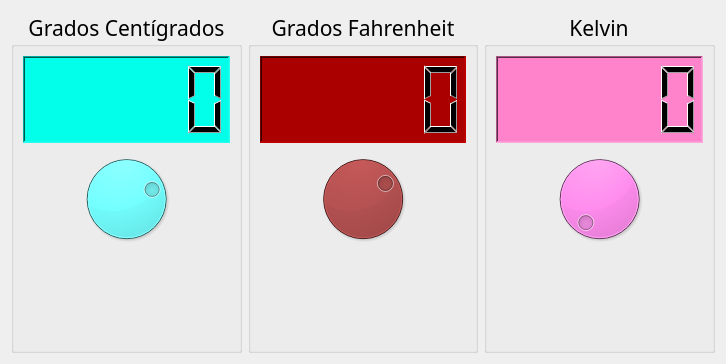
Old version of the form temperatura.ui in the repository JeanPierre2404/Qt-Temperatura.
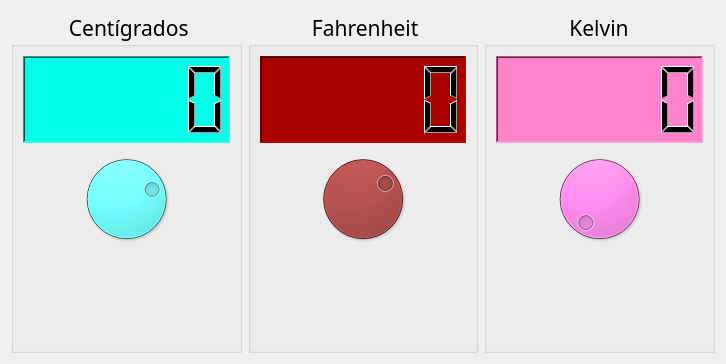
New version of the form. Icons and pictures are not drawn.

```diff
--- a/temperatura.ui
+++ b/temperatura.ui
@@ -45,7 +45,7 @@
       </font>
      </property>
      <property name="title">
-      <string>Grados Centígrados</string>
+      <string> Centígrados</string>
      </property>
      <property name="alignment">
       <set>Qt::AlignCenter</set>
@@ -108,7 +108,7 @@
       </font>
      </property>
      <property name="title">
-      <string>Grados Fahrenheit</string>
+      <string> Fahrenheit</string>
      </property>
      <property name="alignment">
       <set>Qt::AlignCenter</set>
```
